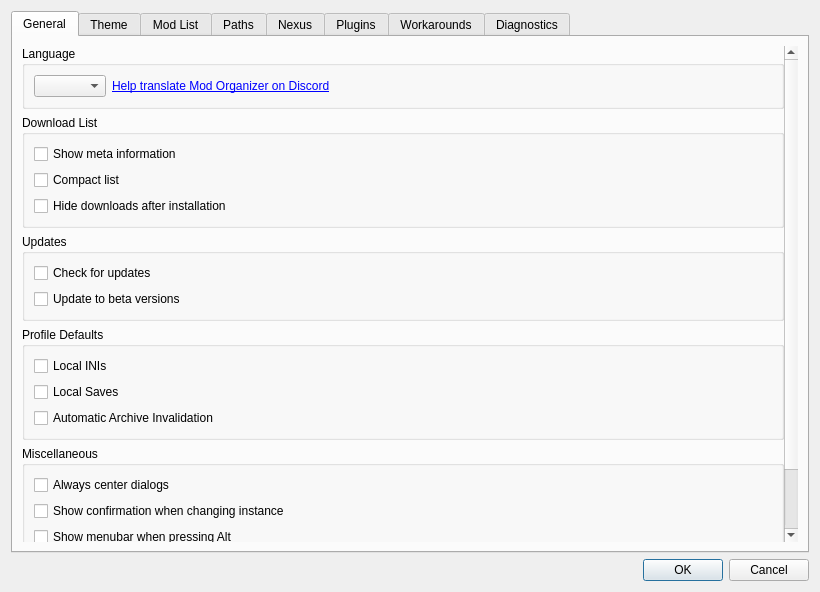
Before: the Qt Designer form src/settingsdialog.ui in Ungeziefi/ML-ModOrganizer2, drawn with Qt 5.
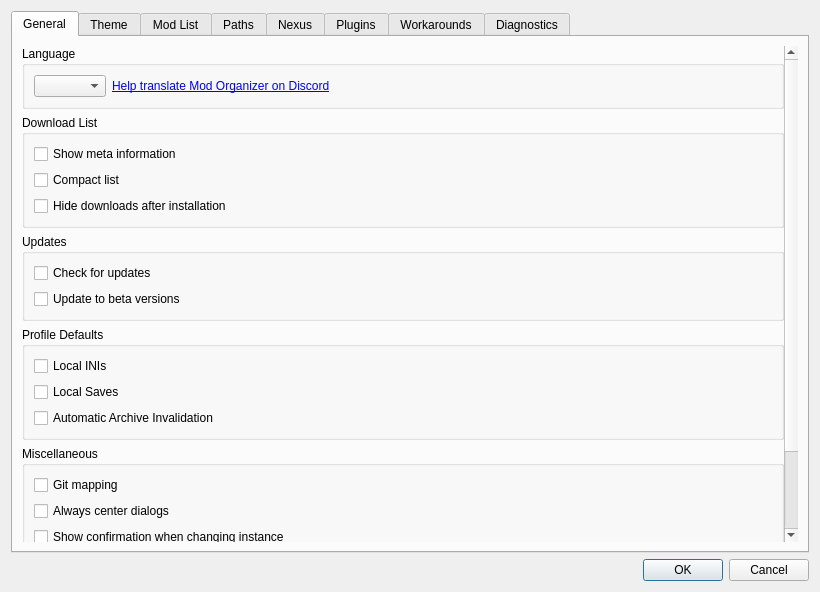
After: the same form once the commit is applied. Icons and pictures are not drawn. Custom widgets are drawn as their Qt base class.

Patch:
```diff
--- a/src/settingsdialog.ui
+++ b/src/settingsdialog.ui
@@ -256,6 +256,19 @@
               <property name="bottomMargin">
                <number>9</number>
               </property>
+               <item>
+                 <widget class="QCheckBox" name="gitMapping">
+                   <property name="toolTip">
+                     <string>Enable MO2 to locate .git directory.</string>
+                   </property>
+                   <property name="whatsThis">
+                     <string>Enable MO2 to locate .git directory.</string>
+                   </property>
+                   <property name="text">
+                     <string>Git mapping</string>
+                   </property>
+                 </widget>
+               </item>
               <item>
                <widget class="QCheckBox" name="centerDialogs">
                 <property name="toolTip">
```
